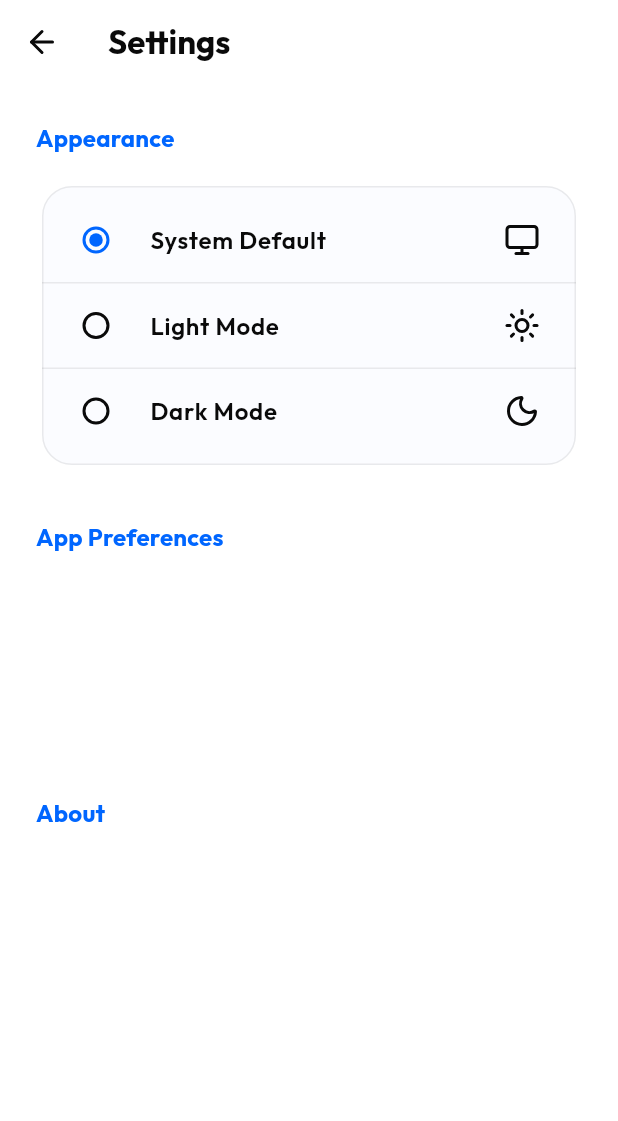
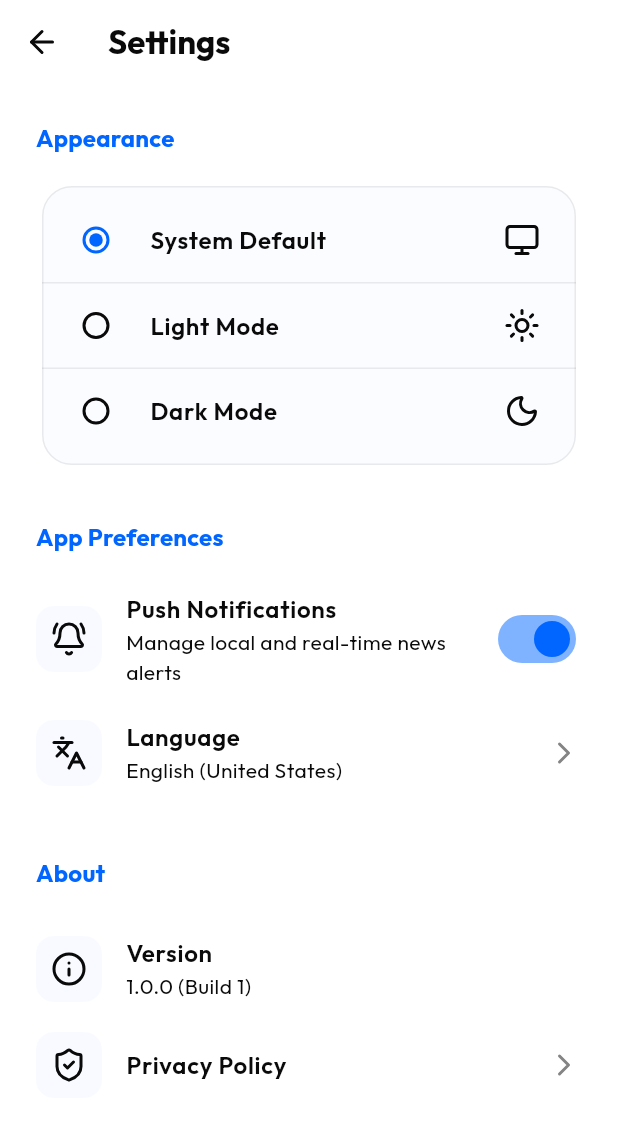
Before and after one commit to happyNicky/flutterFinalYearProjectFrontEnd, a Flutter app: the SettingsScreen screen opened by its route, on a phone screen of 412 x 824 dp. Shown: the top 1121 px of the screen. Run offline on Flutter 3.47's test engine with Material 3 defaults, Android fonts, the phone set to English and light mode, and no system bars; our stand-ins replace cached_network_image, flutter_local_notifications, flutter_riverpod, geolocator, go_router, google_fonts and 4 more; accounts and stored records are empty.

Commit message:
Setting UI final v

```diff
--- a/lib/features/profile/settings_screen.dart
+++ b/lib/features/profile/settings_screen.dart
@@ -231,6 +231,26 @@ class SettingsScreen extends ConsumerWidget {
     final colorScheme = Theme.of(context).colorScheme;
 
     return ListTile(
+      contentPadding: EdgeInsets.zero,
+      leading: Container(
+        padding: const EdgeInsets.all(10),
+        decoration: BoxDecoration(
+          color: colorScheme.surfaceContainerHighest.withOpacity(0.5),
+          borderRadius: BorderRadius.circular(12),
+        ),
+        child: Icon(icon, color: colorScheme.onSurface),
+      ),
+      title: Text(title, style: const TextStyle(fontWeight: FontWeight.w600)),
+      subtitle: subtitle != null ? Text(subtitle) : null,
+      trailing:
+          trailing ??
+          (onTap != null
+              ? Icon(
+                  LucideIcons.chevronRight,
+                  color: colorScheme.onSurface.withOpacity(0.5),
+                )
+              : null),
+      onTap: onTap,
 
     );
   }
```
